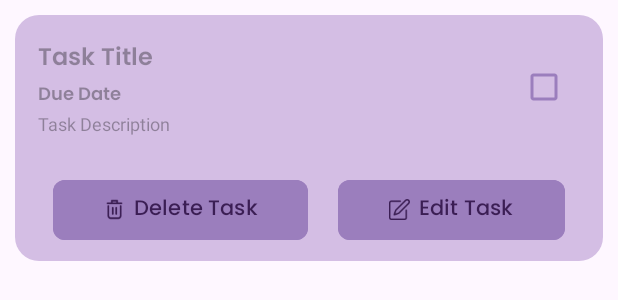
After one commit to Poppy-git/TaskManagerApp, an Android app: the layout task_view.xml on its own in the app's theme, with its tools: preview values and no code run, on a phone screen of 412 x 824 dp. The commit adds this screen. Shown: the top 300 px of the screen. Run offline under Robolectric (Android 15) with nearby library versions, the phone set to English and light mode, and no system bars.

Commit message:
adapter and task view

```diff
--- /dev/null
+++ b/app/src/main/res/drawable/rounded_background.xml
@@ -0,0 +1,18 @@
+<?xml version="1.0" encoding="utf-8"?>
+<layer-list xmlns:android="http://schemas.android.com/apk/res/android">
+    <!-- Shadow Layer -->
+    <item android:right="6dp" android:left="6dp" android:top="6dp" android:bottom="6dp">
+        <shape>
+            <solid android:color="#66000000"/> <!-- Shadow color (semi-transparent black) -->
+            <corners android:radius="16dp"/>  <!-- Rounded corners -->
+        </shape>
+    </item>
+
+    <!-- Content Layer (Background Color #D4BEE4) -->
+    <item>
+        <shape>
+            <solid android:color="#D4BEE4"/> <!-- Background color -->
+            <corners android:radius="16dp"/>  <!-- Rounded corners -->
+        </shape>
+    </item>
+</layer-list>
--- /dev/null
+++ b/app/src/main/res/font/poppins_semibold.xml
@@ -0,0 +1,7 @@
+<?xml version="1.0" encoding="utf-8"?>
+<font-family xmlns:app="http://schemas.android.com/apk/res-auto"
+        app:fontProviderAuthority="com.google.android.gms.fonts"
+        app:fontProviderPackage="com.google.android.gms"
+        app:fontProviderQuery="name=Poppins&amp;weight=600"
+        app:fontProviderCerts="@array/com_google_android_gms_fonts_certs">
+</font-family>
--- /dev/null
+++ b/app/src/main/res/layout/task_view.xml
@@ -0,0 +1,114 @@
+<?xml version="1.0" encoding="utf-8"?>
+<LinearLayout xmlns:android="http://schemas.android.com/apk/res/android"
+    xmlns:app="http://schemas.android.com/apk/res-auto"
+    android:layout_width="match_parent"
+    android:layout_height="wrap_content"
+    android:layout_margin="10dp"
+    android:background="@drawable/rounded_background"
+    android:orientation="vertical"
+    >
+
+    <LinearLayout
+        android:layout_width="match_parent"
+        android:layout_height="match_parent"
+        android:layout_margin="5dp"
+        android:layout_weight="1"
+        android:gravity="center"
+        android:orientation="horizontal">
+
+        <LinearLayout
+            android:layout_width="wrap_content"
+            android:layout_height="wrap_content"
+            android:layout_margin="10dp"
+            android:layout_weight="1"
+            android:orientation="vertical">
+
+            <TextView
+                android:id="@+id/txtTaskTitle2"
+                android:layout_width="match_parent"
+                android:layout_height="wrap_content"
+                android:fontFamily="@font/poppins_semibold"
+                android:foregroundGravity="center_vertical"
+                android:hint="Task Title"
+                android:textColor="@color/bgColor"
+                android:textSize="16sp" />
+
+            <TextView
+                android:id="@+id/txtDue"
+                android:layout_width="match_parent"
+                android:layout_height="wrap_content"
+                android:fontFamily="@font/poppins_semibold"
+                android:foregroundGravity="center_vertical"
+                android:hint="Due Date"
+                android:textColor="@color/terColor"
+                android:textSize="12sp" />
+
+            <TextView
+                android:id="@+id/txtTask2"
+                android:layout_width="match_parent"
+                android:layout_height="wrap_content"
+                android:foregroundGravity="center_vertical"
+                android:hint="Task Description"
+                android:textColor="@color/terColor"
+                android:textSize="12sp" />
+
+        </LinearLayout>
+
+        <CheckBox
+            android:id="@+id/checkBox"
+            android:layout_width="wrap_content"
+            android:layout_height="wrap_content"
+            android:layout_marginRight="10dp"
+            android:buttonTint="@color/secondaryColor"
+            app:buttonIconTint="@color/white" />
+    </LinearLayout>
+
+    <LinearLayout
+        android:layout_width="match_parent"
+        android:layout_height="match_parent"
+        android:layout_marginHorizontal="15dp"
+        android:layout_marginTop="10dp"
+        android:layout_marginBottom="10dp"
+        android:layout_weight="1"
+        android:foregroundGravity="center_vertical"
+        android:gravity="center_vertical"
+        android:orientation="horizontal">
+
+        <Button
+            android:id="@+id/btnDelete"
+            android:layout_width="wrap_content"
+            android:layout_height="wrap_content"
+            android:layout_marginHorizontal="10dp"
+            android:layout_weight="1"
+            android:backgroundTint="@color/secondaryColor"
+            android:fontFamily="@font/poppins_medium"
+            android:text="Delete Task"
+            android:textColor="@color/bgColor"
+            android:textSize="14sp"
+            app:cornerRadius="8dp"
+            app:icon="@drawable/delete"
+            app:iconGravity="textStart"
+            app:iconPadding="5dp"
+            app:iconSize="14dp"
+            app:iconTint="@color/bgColor" />
+
+        <Button
+            android:id="@+id/btnEdit"
+            android:layout_width="wrap_content"
+            android:layout_height="wrap_content"
+            android:layout_marginHorizontal="10dp"
+            android:layout_weight="1"
+            android:backgroundTint="@color/secondaryColor"
+            android:fontFamily="@font/poppins_medium"
+            android:text="Edit Task"
+            android:textColor="@color/bgColor"
+            android:textSize="14sp"
+            app:cornerRadius="8dp"
+            app:icon="@drawable/edit"
+            app:iconGravity="textStart"
+            app:iconPadding="5dp"
+            app:iconSize="14dp"
+            app:iconTint="@color/bgColor" />
+
+    </LinearLayout>
+</LinearLayout>
--- a/app/src/main/res/values/colors.xml
+++ b/app/src/main/res/values/colors.xml
@@ -5,5 +5,6 @@
     <color name="bgColor"> #3B1E54</color>
     <color name="mainColor"> #D4BEE4</color>
     <color name="secondaryColor">#9B7EBD</color>
+    <color name="terColor">#60407B</color>
 
 </resources>
--- a/app/src/main/res/values/preloaded_fonts.xml
+++ b/app/src/main/res/values/preloaded_fonts.xml
@@ -3,5 +3,6 @@
     <array name="preloaded_fonts" translatable="false">
         <item>@font/poppins_bold</item>
         <item>@font/poppins_medium</item>
+        <item>@font/poppins_semibold</item>
     </array>
 </resources>
```
Also changed, not shown: app/src/main/java/com/example/taskmanagerapp/helper/DatabaseHelper.java (+71 -1 lines), app/src/main/java/com/example/taskmanagerapp/helper/TaskAdapter.java (+60 -1 lines), app/src/main/res/drawable/delete.png (added), app/src/main/res/drawable/edit.png (added).
